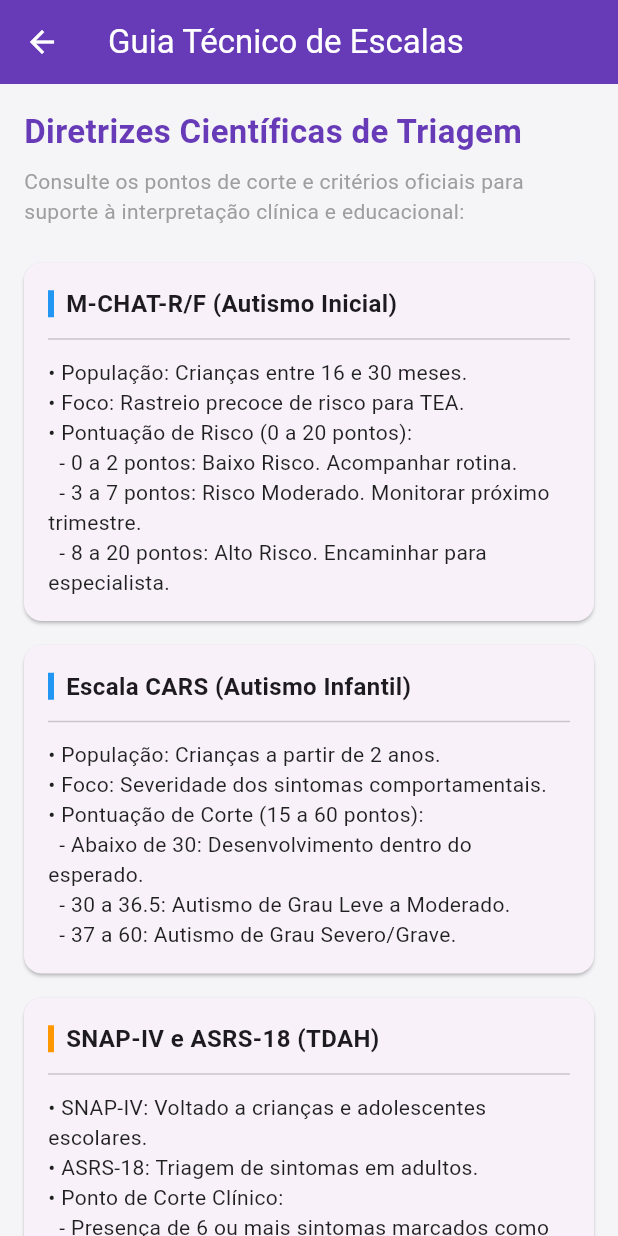
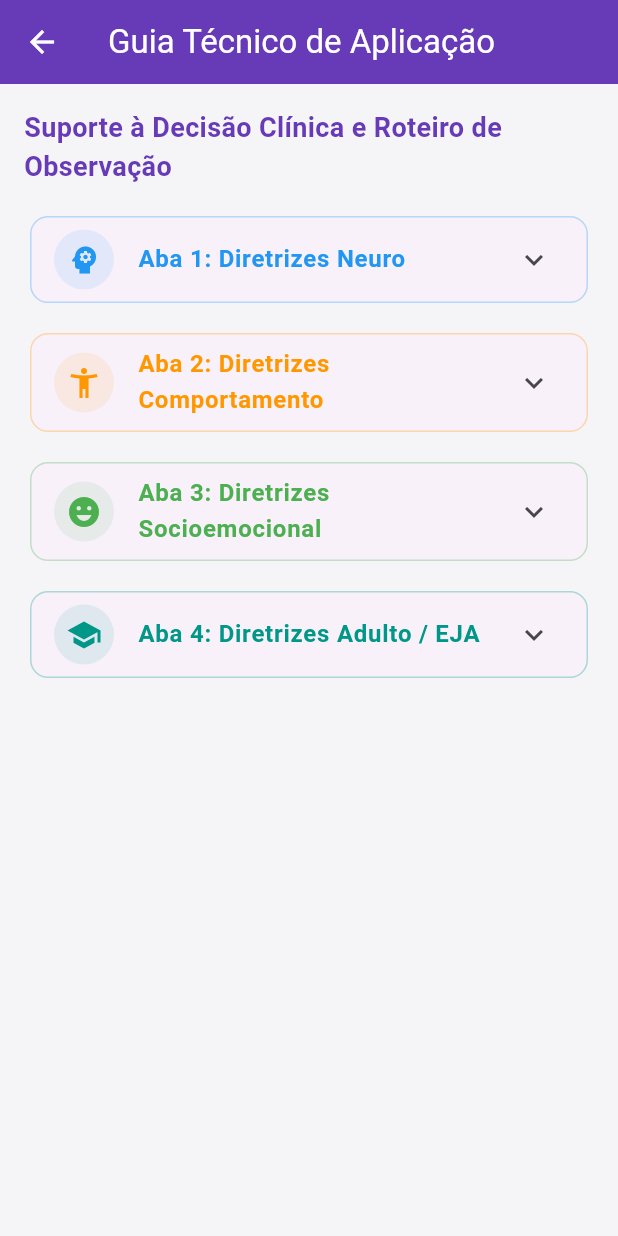
Before and after one commit to valdecir12024/meu_app_codemagic, a Flutter app: the TelaManual screen opened directly, on a phone screen of 412 x 824 dp. Run offline on Flutter 3.47's test engine with Material 3 defaults, Android fonts, the phone set to English and light mode, and no system bars; our stand-ins replace pdf, printing, share_plus, shared_preferences; accounts and stored records are empty.

Commit message:
feat: concluida a integracao da tela de manual dividida em blocos expandiveis de suporte

```diff
--- a/lib/telas/tela_manual.dart
+++ b/lib/telas/tela_manual.dart
@@ -8,125 +8,198 @@ class TelaManual extends StatelessWidget {
     return Scaffold(
       backgroundColor: const Color(0xFFF5F5F7),
       appBar: AppBar(
-        title: const Text('Guia Técnico de Escalas'),
+        title: const Text('Guia Técnico de Aplicação'),
         backgroundColor: Colors.deepPurple,
         foregroundColor: Colors.white,
       ),
       body: ListView(
         padding: const EdgeInsets.all(16.0),
         children: [
-          const Text(
-            'Diretrizes Científicas de Triagem',
-            style: TextStyle(fontSize: 22, fontWeight: FontWeight.bold, color: Colors.deepPurple),
+          const Padding(
+            padding: EdgeInsets.only(bottom: 16.0),
+            child: Text(
+              'Suporte à Decisão Clínica e Roteiro de Observação',
+              style: TextStyle(fontSize: 18, fontWeight: FontWeight.bold, color: Colors.deepPurple),
             ),
-          const SizedBox(height: 8),
-          const Text(
-            'Consulte os pontos de corte e critérios oficiais para suporte à interpretação clínica e educacional:',
-            style: TextStyle(fontSize: 14, color: Colors.grey),
           ),
-          const SizedBox(height: 24),
-
-          // CARD 1: DIRETRIZES NEURO (M-CHAT E CARS)
-          _construirCardManual(
-            titulo: 'M-CHAT-R/F (Autismo Inicial)',
+          // ===================================================================
+          // SEÇÃO 1: DIRETRIZES DA ABA 1 (NEURO)
+          // ===================================================================
+          _construirCardCategoria(
+            titulo: 'Aba 1: Diretrizes Neuro',
             cor: Colors.blue,
-            conteudo: '• População: Crianças entre 16 e 30 meses.\n'
-                      '• Foco: Rastreio precoce de risco para TEA.\n'
-                      '• Pontuação de Risco (0 a 20 pontos):\n'
-                      '  - 0 a 2 pontos: Baixo Risco. Acompanhar rotina.\n'
-                      '  - 3 a 7 pontos: Risco Moderado. Monitorar próximo trimestre.\n'
-                      '  - 8 a 20 pontos: Alto Risco. Encaminhar para especialista.',
+            icon: Icons.psychology,
+            manuais: [
+              _ItemManual(
+                tituloEscala: 'M-CHAT-R/F (TEA Inicial)',
+                roteiroPerguntas: 'Entrevista direta com pais/responsáveis de crianças entre 16 e 30 meses. Foco em comportamentos de Sim ou Não.',
+                focoObservacao: 'Observe a atenção compartilhada, o contato visual ao comando do nome e o uso espontâneo do gesto de apontar para mostrar interesse.',
+                reguaDecisao: 'Cada resposta "Não" (exceto itens 2, 5 e 12) soma 1 ponto. Pontuação >= 3 exige monitoramento; >= 8 risco elevado.',
+              ),
+              _ItemManual(
+                tituloEscala: 'Escala CARS (Autismo Infantil)',
+                roteiroPerguntas: 'Aplicação observacional retrospectiva (15 categorias). O avaliador pontua com base na sessão clínica, relatórios escolares e pais.',
+                focoObservacao: 'Avalie a modulação do afeto, presença de maneirismos repetitivos (flapping), seletividade alimentar severa e reações a ruídos.',
+                reguaDecisao: 'Notas de 1.0 a 4.0 evoluindo de meio em meio ponto. Soma < 30 (típico), 30 a 36.5 (leve/moderado), >= 37 (grave).',
+              ),
+              _ItemManual(
+                tituloEscala: 'Escala ABC (Autism Behavior Checklist)',
+                roteiroPerguntas: 'Comportamentos respondidos por Sim/Não através de informantes primários (professores ou familiares).',
+                focoObservacao: 'Foco em 5 subescalas: Sensorial, Relacionamento, Uso do Corpo/Objetos, Linguagem e Autocuidado.',
+                reguaDecisao: 'Cada item marcado como "Sim" extrai um peso estatístico de 2 a 4. Escore total >= 54 indica risco moderado; >= 68 alta probabilidade.',
+              ),
+            ],
           ),
 
-          _construirCardManual(
-            titulo: 'Escala CARS (Autismo Infantil)',
-            cor: Colors.blue,
-            conteudo: '• População: Crianças a partir de 2 anos.\n'
-                      '• Foco: Severidade dos sintomas comportamentais.\n'
-                      '• Pontuação de Corte (15 a 60 pontos):\n'
-                      '  - Abaixo de 30: Desenvolvimento dentro do esperado.\n'
-                      '  - 30 a 36.5: Autismo de Grau Leve a Moderado.\n'
-                      '  - 37 a 60: Autismo de Grau Severo/Grave.',
+          const SizedBox(height: 12),
+          // ===================================================================
+          // SEÇÃO 2: DIRETRIZES DA ABA 2 (COMPORTAMENTO)
+          // ===================================================================
+          _construirCardCategoria(
+            titulo: 'Aba 2: Diretrizes Comportamento',
+            cor: Colors.orange,
+            icon: Icons.accessibility_new,
+            manuais: [
+              _ItemManual(
+                tituloEscala: 'SNAP-IV (TDAH e TOD Inicial)',
+                roteiroPerguntas: 'Avaliação de frequência direcionada a pais e professores sobre comportamentos em sala de aula e na rotina familiar.',
+                focoObservacao: 'Analise os 9 primeiros itens para desatenção crônica, os 9 seguintes para hiperatividade/impulsividade e os 8 finais para oposição desafiadora.',
+                reguaDecisao: 'Respostas variam por gradação de frequência. Concentração acentuada de marcações em "Frequentemente/Sempre" sugere rastreio positivo clínico.',
               ),
-          // CARD 2: DIRETRIZES DE COMPORTAMENTO
-          _construirCardManual(
-            titulo: 'SNAP-IV e ASRS-18 (TDAH)',
-            cor: Colors.orange,
-            conteudo: '• SNAP-IV: Voltado a crianças e adolescentes escolares.\n'
-                      '• ASRS-18: Triagem de sintomas em adultos.\n'
-                      '• Ponto de Corte Clínico:\n'
-                      '  - Presença de 6 ou mais sintomas marcados como "Frequentemente" ou "Sempre" nas subescalas indica resultado positivo acima do ponto de corte.',
+              _ItemManual(
+                tituloEscala: 'Escala ICU (Traços Insensíveis e Frios)',
+                roteiroPerguntas: 'Investigação de rigidez comportamental e padrões afetivos em ambiente infantojuvenil.',
+                focoObservacao: 'Observe a ausência real de remorso, frieza em tratos relacionais cotidianos ou aparente indiferença a punições severas.',
+                reguaDecisao: 'Escore limite de corte estabelecido em >= 25 pontos indicando risco elevado para traços de insensibilidade emocional.',
+              ),
+            ],
           ),
 
-          _construirCardManual(
-            titulo: 'Escala Conners-3 (Conduta)',
-            cor: Colors.orange,
-            conteudo: '• Foco: Triagem de oposição, conduta e impulsividade.\n'
-                      '• Pontuação Alerta:\n'
-                      '  - Escores brutos acumulados que ultrapassam 15 pontos indicam necessidade de orientação parental e triagem aprofundada.',
+          const SizedBox(height: 12),
+          // ===================================================================
+          // SEÇÃO 3: DIRETRIZES DA ABA 3 (SOCIOEMOCIONAL)
+          // ===================================================================
+          _construirCardCategoria(
+            titulo: 'Aba 3: Diretrizes Socioemocional',
+            cor: Colors.green,
+            icon: Icons.emoji_emotions,
+            manuais: [
+              _ItemManual(
+                tituloEscala: 'SDQ (Forças e Dificuldades)',
+                roteiroPerguntas: 'Rastreio preventivo rápido de saúde mental infantojuvenil (25 itens estruturados).',
+                focoObservacao: 'Isola sintomas emocionais, problemas de conduta, hiperatividade, problemas de relacionamento com colegas e conduta proscial.',
+                reguaDecisao: 'Escore total de dificuldades computado na soma das 4 subescalas negativas. Total >= 17 indica perfil clínico/anormal.',
+              ),
+              _ItemManual(
+                tituloEscala: 'Escala de Autoestima de Rosemberg',
+                roteiroPerguntas: 'Inventário psicométrico direto autoaplicável ou assistido para mensuração de autovalorização subjetiva.',
+                focoObservacao: 'Mapeie o equilíbrio entre autocritica severa, sentimentos de desvalorização ou presença de segurança adaptativa estável.',
+                reguaDecisao: 'Escores finais iguais ou inferiores a 15 pontos acendem o alerta clínico indicador de autoestima fragilizada.',
+              ),
+            ],
           ),
 
-          // CARD 3: DIRETRIZES SOCIOEMOCIONAIS
-          _construirCardManual(
-            titulo: 'Questionário SDQ (Forças e Dificuldades)',
-            cor: Colors.green,
-            conteudo: '• População: 4 a 17 anos (Escolar/Clínico).\n'
-                      '• Pontuação Total de Dificuldades (0 a 40):\n'
-                      '  - 0 a 13 pontos: Perfil Clínico Típico.\n'
-                      '  - 14 a 16 pontos: Perfil Limítrofe (Atenção).\n'
-                      '  - 17 a 40 pontos: Perfil Clínico Anormal (Encaminhar).',
+          const SizedBox(height: 12),
+          // ===================================================================
+          // SEÇÃO 4: DIRETRIZES DA ABA 4 (ADULTO / EJA)
+          // ===================================================================
+          _construirCardCategoria(
+            titulo: 'Aba 4: Diretrizes Adulto / EJA',
+            cor: Colors.teal,
+            icon: Icons.school,
+            manuais: [
+              _ItemManual(
+                tituloEscala: 'ASRS-18 Completa (TDAH Adulto)',
+                roteiroPerguntas: 'Autoavaliação oficial da OMS para investigação de déficit de atenção e inquietude operacional na vida madura.',
+                focoObservacao: 'Analise o impacto funcional severo na tripla jornada (trabalho, ambiente doméstico e rotina acadêmica noturna da EJA).',
+                reguaDecisao: 'Escore total cumulativo >= 24 pontos estabelece forte indicativo de risco elevado com recomendação de exame neuropsicológico formal.',
               ),
-
-          _construirCardManual(
-            titulo: 'Escala SCARED (Ansiedade)',
-            cor: Colors.green,
-            conteudo: '• Foco: Rastreio de pânico, ansiedade e fobia social.\n'
-                      '• Ponto de Corte:\n'
-                      '  - Pontuação total igual ou maior que 25 pontos é indicativa de rastreio positivo para transtornos de ansiedade na infância.',
+              _ItemManual(
+                tituloEscala: 'CAT-Q Completa (Camuflagem Autística)',
+                roteiroPerguntas: 'Mensuração de estratégias conscientes e exaustivas utilizadas para imitar interações e mascarar barreiras.',
+                focoObservacao: 'Investigue o nível de fadiga mental relatado pelo adulto após eventos em público (comum na manifestação fenotípica feminina).',
+                reguaDecisao: 'Escore igual ou superior a 70 pontos aciona o marcador crítico indicando alto risco para esgotamento ou burnout autístico.',
               ),
-
-          _construirCardManual(
-            titulo: 'Escala de Autoestima de Rosemberg',
-            cor: Colors.green,
-            conteudo: '• Foco: Avaliação global do autovalor pessoal.\n'
-                      '• Pontuação Total (0 a 30):\n'
-                      '  - 15 pontos ou menos: Indicativo de Autoestima Baixa.\n'
-                      '  - Acima de 15 pontos: Autoestima Saudável.',
+            ],
           ),
         ],
       ),
     );
   }
-
-  // Função auxiliar para desenhar o design dos cards de instrução
-  Widget _construirCardManual({required String titulo, required Color cor, required String conteudo}) {
+  Widget _construirCardCategoria({
+    required String titulo,
+    required Color cor,
+    required IconData icon,
+    required List<_ItemManual> manuais,
+  }) {
     return Card(
-      elevation: 1,
-      margin: const EdgeInsets.only(bottom: 16.0),
-      shape: RoundedRectangleBorder(borderRadius: BorderRadius.circular(12)),
-      child: Padding(
-        padding: const EdgeInsets.all(16.0),
+      elevation: 0,
+      shape: RoundedRectangleBorder(
+        side: BorderSide(color: cor.withOpacity(0.3), width: 1),
+        borderRadius: BorderRadius.circular(12),
+      ),
+      child: ExpansionTile(
+        leading: CircleAvatar(
+          backgroundColor: cor.withOpacity(0.1),
+          child: Icon(icon, color: cor),
+        ),
+        title: Text(titulo, style: TextStyle(fontWeight: FontWeight.bold, color: cor, fontSize: 16)),
+        children: manuais.map((item) {
+          return Padding(
+            padding: const EdgeInsets.symmetric(horizontal: 16.0, vertical: 8.0),
             child: Column(
               crossAxisAlignment: CrossAxisAlignment.start,
               children: [
-            Row(
-              children: [
-                Container(width: 4, height: 18, color: cor),
-                const SizedBox(width: 8),
+                const Divider(),
                 Text(
-                  titulo,
-                  style: const TextStyle(fontSize: 16, fontWeight: FontWeight.bold),
+                  item.tituloEscala,
+                  style: TextStyle(fontWeight: FontWeight.bold, fontSize: 15, color: cor),
                 ),
+                const SizedBox(height: 6),
+                _construirLinhaTexto('🎙️ Diretrizes / Roteiro: ', item.roteiroPerguntas),
+                _construirLinhaTexto('👁️ O que Observar: ', item.focoObservacao),
+                _construirLinhaTexto('⚖️ Régua de Decisão: ', item.reguaDecisao),
+                const SizedBox(height: 8),
               ],
             ),
-            const Divider(height: 24),
-            Text(
-              conteudo,
-              style: const TextStyle(fontSize: 14, height: 1.4, color: Colors.black87),
+          );
+        }).toList(),
       ),
+    );
+  }
+
+  Widget _construirLinhaTexto(String prefixo, String texto) {
+    return Padding(
+      padding: const EdgeInsets.only(bottom: 4.0),
+      child: RichText(
+        text: TextSpan(
+          style: const TextStyle(fontSize: 13, color: Colors.black87, height: 1.3),
+          children: [
+            TextSpan(text: prefixo, style: const TextStyle(fontWeight: FontWeight.bold)),
+            TextSpan(text: texto),
           ],
         ),
       ),
     );
   }
 }
+
+class _ItemManual {
+  final String tituloEscala;
+  final String rRoteiroPerguntas;
+  final String fFocoObservacao;
+  final String rReguaDecisao;
+
+  _ItemManual({
+    required this.tituloEscala,
+    required String roteiroPerguntas,
+    required String focoObservacao,
+    required String reguaDecisao,
+  })  : rRoteiroPerguntas = roteiroPerguntas,
+        fFocoObservacao = focoObservacao,
+        rReguaDecisao = reguaDecisao;
+
+  String get roteiroPerguntas => rRoteiroPerguntas;
+  String get focoObservacao => fFocoObservacao;
+  String get reguaDecisao => rReguaDecisao;
+} // FECHA A CLASSE _ITEMMANUAL DE FORMA CORRETA
--- a/lib/telas/tela_questionario.dart
+++ b/lib/telas/tela_questionario.dart
@@ -74,10 +74,13 @@ class _TelaQuestionarioState extends State<TelaQuestionario> {
                   if (ehMchat || ehAbc) ...[
                     _construirOpcao('Sim', () => _processarAcao('Sim', listaPerguntas)),
                     _construirOpcao('Não', () => _processarAcao('Não', listaPerguntas)),
-                  ] else if (ehCars) ...[
+                 ] else if (ehCars) ...[
                     _construirOpcao('1.0 - Dentro dos limites normais', () => _processarAcao('1.0', listaPerguntas)),
+                    _construirOpcao('1.5 - Sintomas muito leves', () => _processarAcao('1.5', listaPerguntas)),
                     _construirOpcao('2.0 - Autismo levemente anormal', () => _processarAcao('2.0', listaPerguntas)),
+                    _construirOpcao('2.5 - Sintomas leves a moderados', () => _processarAcao('2.5', listaPerguntas)),
                     _construirOpcao('3.0 - Autismo moderadamente anormal', () => _processarAcao('3.0', listaPerguntas)),
+                    _construirOpcao('3.5 - Sintomas moderados a graves', () => _processarAcao('3.5', listaPerguntas)),
                     _construirOpcao('4.0 - Autismo severamente anormal', () => _processarAcao('4.0', listaPerguntas)),
                   ] else ...[
                     _construirOpcao('Nunca', () => _processarAcao('Nunca', listaPerguntas)),
```
Lines whose indentation alone changed are shown as unchanged.
